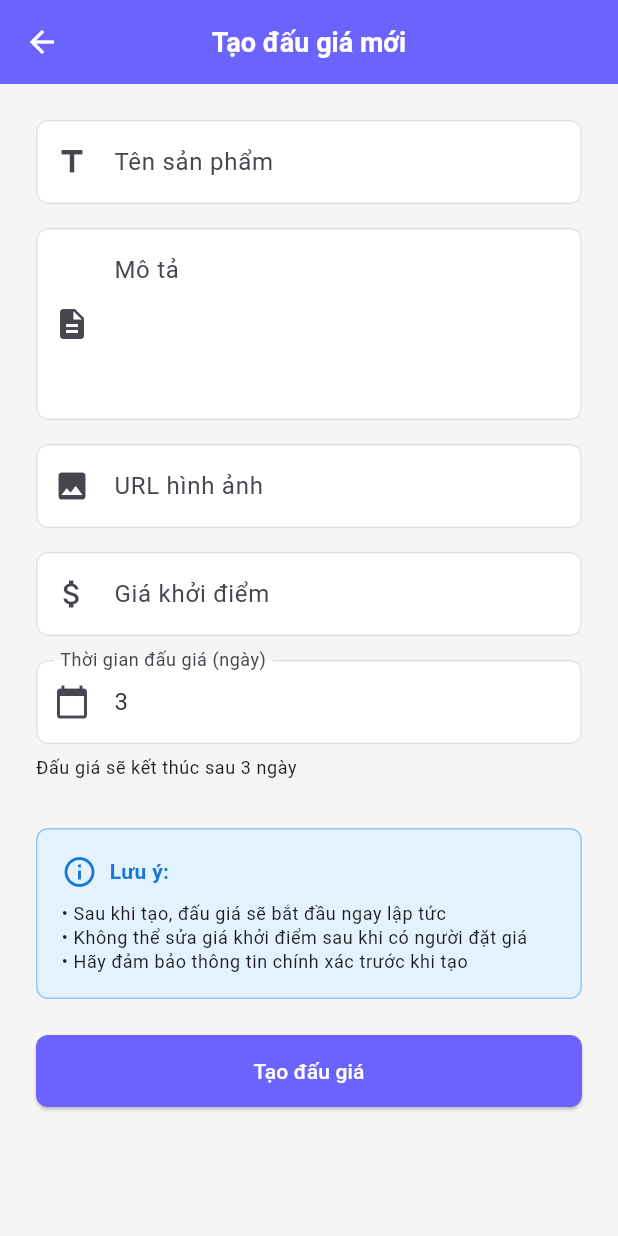
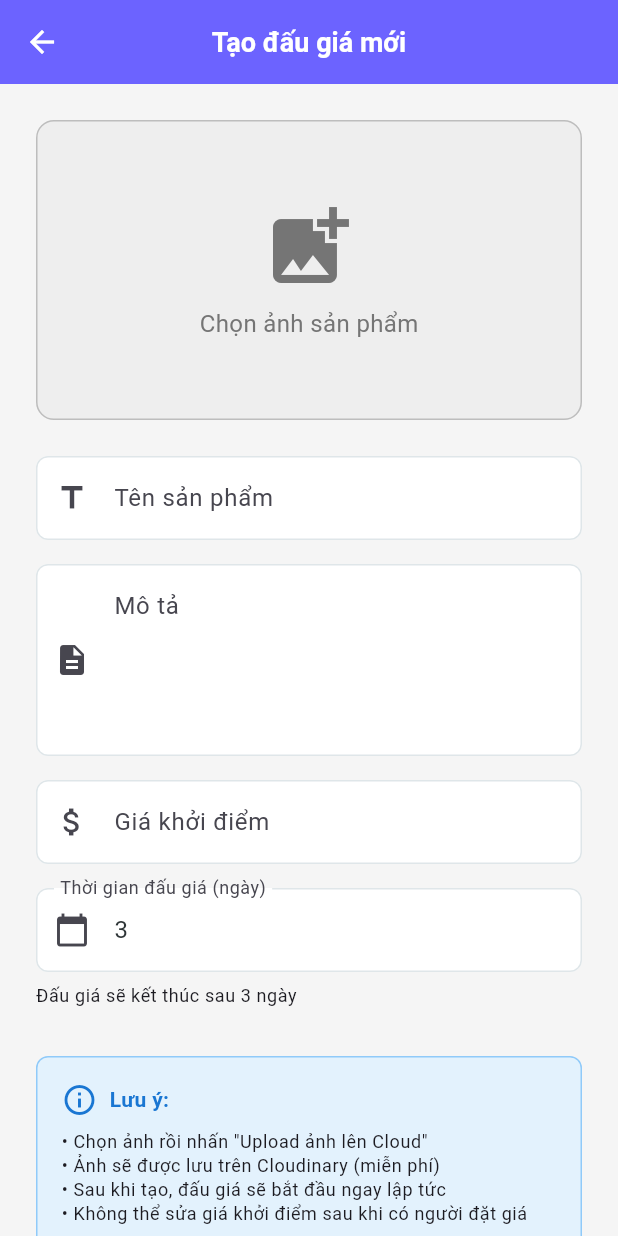
Before and after one commit to Thongho1512/cuoiki_ltdntmobile, a Flutter app: the CreateAuctionPage screen opened by its route, on a phone screen of 412 x 824 dp. Run offline on Flutter 3.47's test engine with Material 3 defaults, Android fonts, the phone set to English and light mode, and no system bars; our stand-ins replace cached_network_image, cloud_firestore, dartz, equatable, firebase_auth, firebase_core and 3 more; accounts and stored records are empty.

Commit message:
upload ảnh

```diff
--- /dev/null
+++ b/lib/core/services/cloudinary_service.dart
@@ -0,0 +1,54 @@
+import 'dart:convert';
+import 'dart:io';
+import 'package:http/http.dart' as http;
+
+class CloudinaryService {
+  // THAY ĐỔI CÁC GIÁ TRỊ NÀY BẰNG THÔNG TIN CỦA BẠN
+  static const String cloudName = 'dhqymowso';
+  static const String uploadPreset = 'auction_uploads';
+
+  static const String apiUrl =
+      'https://api.cloudinary.com/v1_1/$cloudName/image/upload';
+
+  /// Upload ảnh lên Cloudinary và trả về URL
+  static Future<String> uploadImage(File imageFile) async {
+    try {
+      final request = http.MultipartRequest('POST', Uri.parse(apiUrl));
+
+      // Thêm file
+      request.files.add(
+        await http.MultipartFile.fromPath('file', imageFile.path),
+      );
+
+      // Thêm upload preset (không cần API key vì dùng unsigned)
+      request.fields['upload_preset'] = uploadPreset;
+
+      // Thêm folder (tùy chọn)
+      request.fields['folder'] = 'auction_app';
+
+      // Upload
+      final response = await request.send();
+
+      if (response.statusCode == 200) {
+        final responseData = await response.stream.toBytes();
+        final responseString = String.fromCharCodes(responseData);
+        final jsonResponse = json.decode(responseString);
+
+        // Trả về secure URL
+        return jsonResponse['secure_url'] as String;
+      } else {
+        throw Exception('Upload thất bại: ${response.statusCode}');
+      }
+    } catch (e) {
+      throw Exception('Lỗi upload ảnh: ${e.toString()}');
+    }
+  }
+
+  /// Xóa ảnh từ Cloudinary (cần API key - chỉ dùng khi cần)
+  /// Lưu ý: Xóa ảnh yêu cầu signed request, nên thường làm từ backend
+  static Future<void> deleteImage(String publicId) async {
+    // Implement nếu cần xóa ảnh
+    // Cần API Key và API Secret
+    throw UnimplementedError('Delete image requires API credentials');
+  }
+}
--- a/lib/features/auction/presentation/pages/create_auction_page.dart
+++ b/lib/features/auction/presentation/pages/create_auction_page.dart
@@ -1,10 +1,13 @@
+import 'dart:io';
 import 'package:flutter/material.dart';
 import 'package:flutter/services.dart';
 import 'package:cloud_firestore/cloud_firestore.dart';
 import 'package:flutter_bloc/flutter_bloc.dart';
+import 'package:image_picker/image_picker.dart';
 
 import '../../../../core/constants/firebase_constants.dart';
 import '../../../../core/widgets/custom_button.dart';
+import '../../../../core/services/cloudinary_service.dart'; // Import service
 import '../../../auth/presentation/bloc/auth_bloc.dart';
 import '../../../auth/presentation/bloc/auth_state.dart';
 
@@ -19,24 +22,96 @@ class _CreateAuctionPageState extends State<CreateAuctionPage> {
   final _formKey = GlobalKey<FormState>();
   final _titleController = TextEditingController();
   final _descriptionController = TextEditingController();
-  final _imageUrlController = TextEditingController();
   final _startingPriceController = TextEditingController();
   final _durationController = TextEditingController(text: '3');
 
+  final ImagePicker _picker = ImagePicker();
+  File? _selectedImage;
+  String? _uploadedImageUrl;
+
   bool _isCreating = false;
+  bool _isUploadingImage = false;
 
   @override
   void dispose() {
     _titleController.dispose();
     _descriptionController.dispose();
-    _imageUrlController.dispose();
     _startingPriceController.dispose();
     _durationController.dispose();
     super.dispose();
   }
 
+  Future<void> _pickImage() async {
+    try {
+      final XFile? image = await _picker.pickImage(
+        source: ImageSource.gallery,
+        maxWidth: 1920,
+        maxHeight: 1080,
+        imageQuality: 85,
+      );
+
+      if (image != null) {
+        setState(() {
+          _selectedImage = File(image.path);
+          _uploadedImageUrl = null; // Reset URL khi chọn ảnh mới
+        });
+      }
+    } catch (e) {
+      if (!mounted) return;
+      ScaffoldMessenger.of(context).showSnackBar(
+        SnackBar(
+          content: Text('Lỗi chọn ảnh: ${e.toString()}'),
+          backgroundColor: Colors.red,
+        ),
+      );
+    }
+  }
+
+  Future<void> _uploadImageToCloudinary() async {
+    if (_selectedImage == null) return;
+
+    setState(() => _isUploadingImage = true);
+
+    try {
+      final imageUrl = await CloudinaryService.uploadImage(_selectedImage!);
+      setState(() {
+        _uploadedImageUrl = imageUrl;
+        _isUploadingImage = false;
+      });
+
+      if (!mounted) return;
+      ScaffoldMessenger.of(context).showSnackBar(
+        const SnackBar(
+          content: Text('Upload ảnh thành công!'),
+          backgroundColor: Colors.green,
+        ),
+      );
+    } catch (e) {
+      setState(() => _isUploadingImage = false);
+
+      if (!mounted) return;
+      ScaffoldMessenger.of(context).showSnackBar(
+        SnackBar(
+          content: Text('Lỗi upload ảnh: ${e.toString()}'),
+          backgroundColor: Colors.red,
+        ),
+      );
+    }
+  }
+
   Future<void> _handleCreateAuction() async {
     if (!_formKey.currentState!.validate()) return;
+
+    // Kiểm tra phải có ảnh
+    if (_uploadedImageUrl == null) {
+      ScaffoldMessenger.of(context).showSnackBar(
+        const SnackBar(
+          content: Text('Vui lòng chọn và upload ảnh sản phẩm'),
+          backgroundColor: Colors.red,
+        ),
+      );
+      return;
+    }
 
     final authState = context.read<AuthBloc>().state;
     if (authState is! AuthAuthenticated) {
@@ -61,7 +136,7 @@ class _CreateAuctionPageState extends State<CreateAuctionPage> {
       final auctionData = {
         'title': _titleController.text.trim(),
         'description': _descriptionController.text.trim(),
-        'imageUrl': _imageUrlController.text.trim(),
+        'imageUrl': _uploadedImageUrl!,
         'startingPrice': startingPrice,
         'currentPrice': startingPrice,
         'highestBidderId': null,
@@ -116,18 +191,101 @@ class _CreateAuctionPageState extends State<CreateAuctionPage> {
           child: Column(
             crossAxisAlignment: CrossAxisAlignment.stretch,
             children: [
-              // Title - SỬ DỤNG TextField thay vì CustomTextField
+              // Image Picker Section
+              Container(
+                height: 200,
+                decoration: BoxDecoration(
+                  color: Colors.grey[200],
+                  borderRadius: BorderRadius.circular(12),
+                  border: Border.all(color: Colors.grey[400]!),
+                ),
+                child: _selectedImage != null
+                    ? Stack(
+                        children: [
+                          ClipRRect(
+                            borderRadius: BorderRadius.circular(12),
+                            child: Image.file(
+                              _selectedImage!,
+                              width: double.infinity,
+                              height: 200,
+                              fit: BoxFit.cover,
+                            ),
+                          ),
+                          Positioned(
+                            top: 8,
+                            right: 8,
+                            child: IconButton(
+                              icon: const Icon(Icons.close, color: Colors.red),
+                              onPressed: () {
+                                setState(() {
+                                  _selectedImage = null;
+                                  _uploadedImageUrl = null;
+                                });
+                              },
+                              style: IconButton.styleFrom(
+                                backgroundColor: Colors.white,
+                              ),
+                            ),
+                          ),
+                          if (_uploadedImageUrl != null)
+                            const Positioned(
+                              bottom: 8,
+                              right: 8,
+                              child: Chip(
+                                label: Text('✓ Đã upload'),
+                                backgroundColor: Colors.green,
+                                labelStyle: TextStyle(color: Colors.white),
+                              ),
+                            ),
+                        ],
+                      )
+                    : InkWell(
+                        onTap: _pickImage,
+                        child: Column(
+                          mainAxisAlignment: MainAxisAlignment.center,
+                          children: [
+                            Icon(
+                              Icons.add_photo_alternate,
+                              size: 64,
+                              color: Colors.grey[600],
+                            ),
+                            const SizedBox(height: 8),
+                            Text(
+                              'Chọn ảnh sản phẩm',
+                              style: TextStyle(
+                                color: Colors.grey[600],
+                                fontSize: 16,
+                              ),
+                            ),
+                          ],
+                        ),
+                      ),
+              ),
+
+              if (_selectedImage != null && _uploadedImageUrl == null) ...[
+                const SizedBox(height: 16),
+                SizedBox(
+                  height: 48,
+                  child: CustomButton(
+                    text: 'Upload ảnh lên Cloud',
+                    onPressed: _uploadImageToCloudinary,
+                    isLoading: _isUploadingImage,
+                    backgroundColor: Colors.blue,
+                  ),
+                ),
+              ],
+
+              const SizedBox(height: 24),
+
+              // Title
               TextFormField(
                 controller: _titleController,
-                decoration: InputDecoration(
+                decoration: const InputDecoration(
                   labelText: 'Tên sản phẩm',
                   hintText: 'VD: iPhone 14 Pro Max 256GB',
-                  prefixIcon: const Icon(Icons.title),
+                  prefixIcon: Icon(Icons.title),
                 ),
-                keyboardType: TextInputType.text,
                 textInputAction: TextInputAction.next,
-                autocorrect: false,
-                enableSuggestions: false,
                 validator: (value) {
                   if (value == null || value.isEmpty) {
                     return 'Vui lòng nhập tên sản phẩm';
@@ -143,17 +301,14 @@ class _CreateAuctionPageState extends State<CreateAuctionPage> {
               // Description
               TextFormField(
                 controller: _descriptionController,
-                decoration: InputDecoration(
+                decoration: const InputDecoration(
                   labelText: 'Mô tả',
                   hintText: 'Mô tả chi tiết về sản phẩm...',
-                  prefixIcon: const Icon(Icons.description),
+                  prefixIcon: Icon(Icons.description),
                   alignLabelWithHint: true,
                 ),
                 maxLines: 4,
-                keyboardType: TextInputType.multiline,
                 textInputAction: TextInputAction.newline,
-                autocorrect: false,
-                enableSuggestions: false,
                 validator: (value) {
                   if (value == null || value.isEmpty) {
                     return 'Vui lòng nhập mô tả';
@@ -166,35 +321,13 @@ class _CreateAuctionPageState extends State<CreateAuctionPage> {
               ),
               const SizedBox(height: 16),
 
-              // Image URL
-              TextFormField(
-                controller: _imageUrlController,
-                decoration: InputDecoration(
-                  labelText: 'URL hình ảnh',
-                  hintText: 'https://example.com/image.jpg',
-                  prefixIcon: const Icon(Icons.image),
-                ),
-                keyboardType: TextInputType.url,
-                textInputAction: TextInputAction.next,
-                validator: (value) {
-                  if (value == null || value.isEmpty) {
-                    return 'Vui lòng nhập URL hình ảnh';
-                  }
-                  if (!value.startsWith('http')) {
-                    return 'URL không hợp lệ';
-                  }
-                  return null;
-                },
-              ),
-              const SizedBox(height: 16),
-
               // Starting Price
               TextFormField(
                 controller: _startingPriceController,
-                decoration: InputDecoration(
+                decoration: const InputDecoration(
                   labelText: 'Giá khởi điểm',
                   hintText: '1000000',
-                  prefixIcon: const Icon(Icons.attach_money),
+                  prefixIcon: Icon(Icons.attach_money),
                   suffixText: 'đ',
                 ),
                 keyboardType: TextInputType.number,
@@ -216,10 +349,10 @@ class _CreateAuctionPageState extends State<CreateAuctionPage> {
               // Duration
               TextFormField(
                 controller: _durationController,
-                decoration: InputDecoration(
+                decoration: const InputDecoration(
                   labelText: 'Thời gian đấu giá (ngày)',
                   hintText: '3',
-                  prefixIcon: const Icon(Icons.calendar_today),
+                  prefixIcon: Icon(Icons.calendar_today),
                 ),
                 keyboardType: TextInputType.number,
                 textInputAction: TextInputAction.done,
@@ -234,7 +367,6 @@ class _CreateAuctionPageState extends State<CreateAuctionPage> {
                   }
                   return null;
                 },
-                onChanged: (value) => setState(() {}),
               ),
               const SizedBox(height: 8),
               Text(
@@ -244,7 +376,7 @@ class _CreateAuctionPageState extends State<CreateAuctionPage> {
 
               const SizedBox(height: 32),
 
-              // Preview info
+              // Info box
               Container(
                 padding: const EdgeInsets.all(16),
                 decoration: BoxDecoration(
@@ -270,9 +402,10 @@ class _CreateAuctionPageState extends State<CreateAuctionPage> {
                     ),
                     const SizedBox(height: 8),
                     Text(
+                      '• Chọn ảnh rồi nhấn "Upload ảnh lên Cloud"\n'
+                      '• Ảnh sẽ được lưu trên Cloudinary (miễn phí)\n'
                       '• Sau khi tạo, đấu giá sẽ bắt đầu ngay lập tức\n'
-                      '• Không thể sửa giá khởi điểm sau khi có người đặt giá\n'
-                      '• Hãy đảm bảo thông tin chính xác trước khi tạo',
+                      '• Không thể sửa giá khởi điểm sau khi có người đặt giá',
                       style: Theme.of(context).textTheme.bodySmall,
                     ),
                   ],
```
